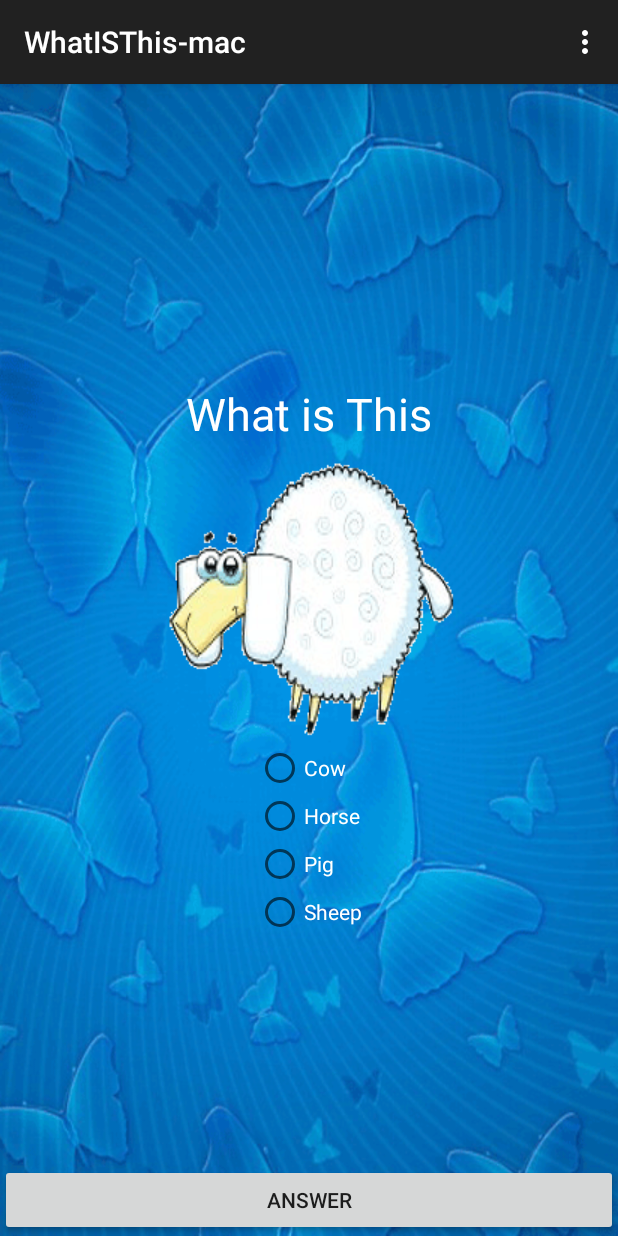
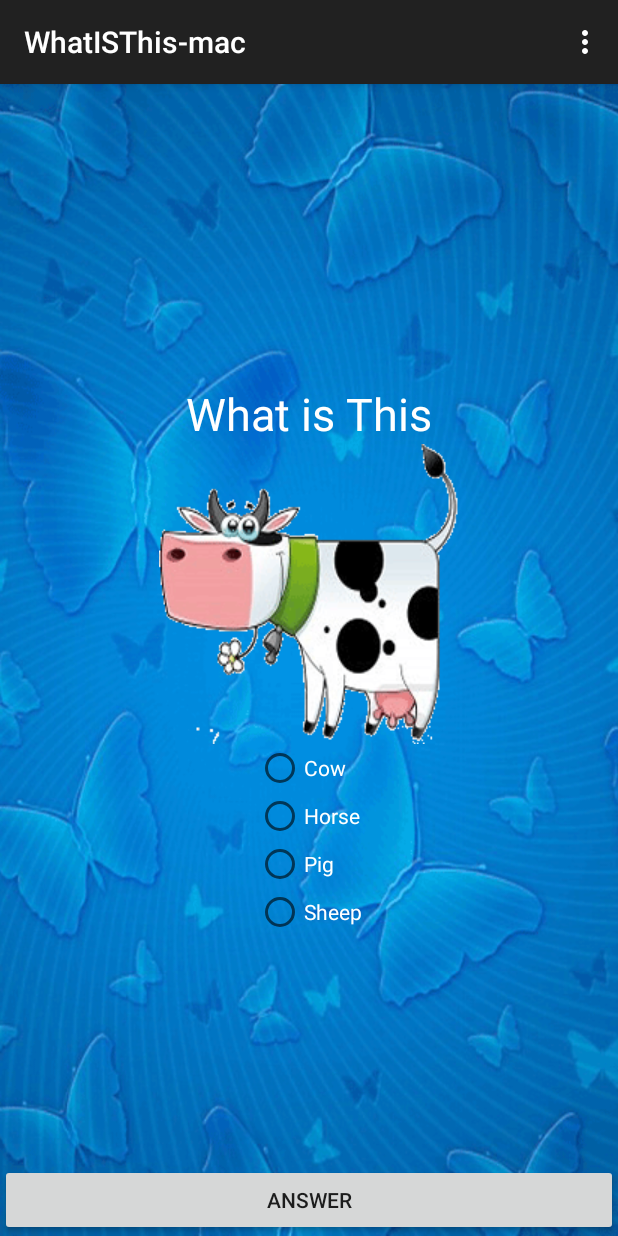
Before and after one commit to oppakub/WhatISThis-mac, an Android app: the screen it shows after launch (MainActivity), on a phone screen of 412 x 824 dp. Run offline under Robolectric (Android 15) with nearby library versions, the phone set to English and light mode, and no system bars.

Commit message:
fixed first image

```diff
--- a/whatisthis/src/main/java/com/example/whatisthis_mac/whatisthis/MainActivity.java
+++ b/whatisthis/src/main/java/com/example/whatisthis_mac/whatisthis/MainActivity.java
@@ -126,7 +126,7 @@ public class MainActivity extends ActionBarActivity {
     }
     private void setValueToQuestion() {
         if(intTime == 4) {
-            //intTime = 0;
+           // intTime = 0;
             Intent objIntent = new Intent(MainActivity.this, ShowAnswer.class);
             objIntent.putExtra("Score", intUserScore);
             startActivity(objIntent);
--- a/whatisthis/src/main/res/layout-land/activity_main.xml
+++ b/whatisthis/src/main/res/layout-land/activity_main.xml
@@ -31,7 +31,7 @@
             android:layout_width="wrap_content"
             android:layout_height="wrap_content"
             android:id="@+id/imgAnimal"
-            android:src="@drawable/sheep"
+            android:src="@drawable/cow"
                 android:layout_gravity="center_horizontal"
                 android:layout_weight="1" />
 
--- a/whatisthis/src/main/res/layout/activity_main.xml
+++ b/whatisthis/src/main/res/layout/activity_main.xml
@@ -26,7 +26,7 @@
             android:layout_width="wrap_content"
             android:layout_height="wrap_content"
             android:id="@+id/imgAnimal"
-            android:src="@drawable/sheep"
+            android:src="@drawable/cow"
             android:layout_gravity="center_horizontal" />
 
         <RadioGroup
```
